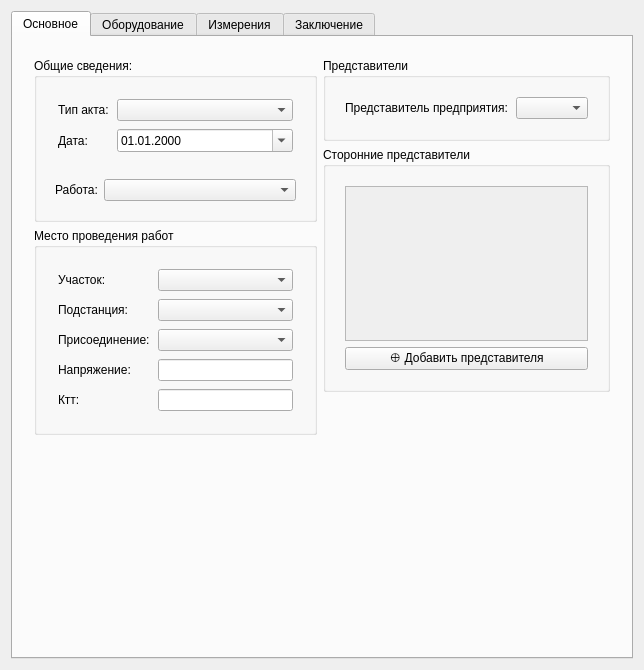
nikola240698/MeteringActs, file ui/createactwidget.ui: the form before one commit.
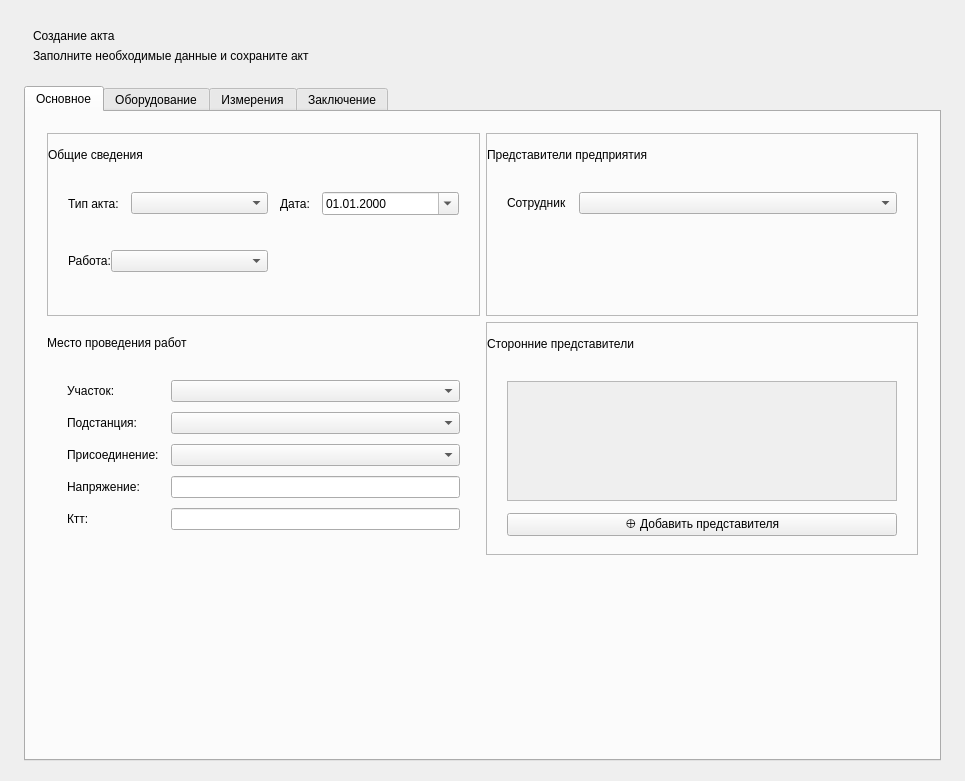
The form after the commit.

```diff
--- a/ui/createactwidget.ui
+++ b/ui/createactwidget.ui
@@ -6,15 +6,67 @@
    <rect>
     <x>0</x>
     <y>0</y>
-    <width>644</width>
-    <height>670</height>
+    <width>965</width>
+    <height>781</height>
    </rect>
   </property>
   <property name="windowTitle">
    <string>CreateActWidget</string>
   </property>
-  <layout class="QGridLayout" name="gridLayout">
-   <item row="0" column="2">
+  <layout class="QVBoxLayout" name="mainLayout">
+   <property name="spacing">
+    <number>14</number>
+   </property>
+   <property name="leftMargin">
+    <number>24</number>
+   </property>
+   <property name="topMargin">
+    <number>20</number>
+   </property>
+   <property name="rightMargin">
+    <number>24</number>
+   </property>
+   <property name="bottomMargin">
+    <number>20</number>
+   </property>
+   <item>
+    <widget class="QWidget" name="pageHeaderWidget" native="true">
+     <layout class="QHBoxLayout" name="pageHeaderLayout">
+      <item>
+       <layout class="QVBoxLayout" name="pageTitlelayout">
+        <item>
+         <widget class="QLabel" name="pageTitleLabel">
+          <property name="text">
+           <string>Создание акта</string>
+          </property>
+         </widget>
+        </item>
+        <item>
+         <widget class="QLabel" name="pageSubtitleLabel">
+          <property name="text">
+           <string>Заполните необходимые данные и сохраните акт</string>
+          </property>
+         </widget>
+        </item>
+       </layout>
+      </item>
+      <item>
+       <spacer name="horizontalSpacer_2">
+        <property name="orientation">
+         <enum>Qt::Orientation::Horizontal</enum>
+        </property>
+        <property name="sizeHint" stdset="0">
+         <size>
+          <width>40</width>
+          <height>20</height>
+         </size>
+        </property>
+       </spacer>
+      </item>
+     </layout>
+    </widget>
+   </item>
+   <item>
     <widget class="QTabWidget" name="actTabWidget">
      <property name="currentIndex">
       <number>0</number>
@@ -41,72 +93,50 @@
        </property>
        <item>
         <widget class="QWidget" name="mainContentWidget" native="true">
-         <layout class="QHBoxLayout" name="horizontalLayout">
-          <item>
-           <layout class="QVBoxLayout" name="mainContentColumn1Lyout">
-            <item>
-             <widget class="QGroupBox" name="generalDataGroupBox">
-              <property name="sizePolicy">
-               <sizepolicy hsizetype="Preferred" vsizetype="Preferred">
-                <horstretch>0</horstretch>
-                <verstretch>0</verstretch>
-               </sizepolicy>
-              </property>
-              <property name="title">
-               <string>Общие сведения:</string>
-              </property>
-              <layout class="QGridLayout" name="gridLayout_8">
-               <item row="0" column="0">
-                <layout class="QGridLayout" name="generalDataGridLayout">
+         <property name="minimumSize">
+          <size>
+           <width>0</width>
+           <height>100</height>
+          </size>
+         </property>
+         <layout class="QGridLayout" name="gridLayout">
+          <item row="2" column="1">
+           <widget class="QFrame" name="locationCard">
+            <property name="minimumSize">
+             <size>
+              <width>0</width>
+              <height>0</height>
+             </size>
+            </property>
+            <property name="frameShape">
+             <enum>QFrame::Shape::NoFrame</enum>
+            </property>
+            <property name="frameShadow">
+             <enum>QFrame::Shadow::Raised</enum>
+            </property>
+            <property name="card" stdset="0">
+             <bool>true</bool>
+            </property>
+            <layout class="QVBoxLayout" name="locationCardLayout">
+             <property name="spacing">
+              <number>0</number>
+             </property>
                  <property name="leftMargin">
-                  <number>12</number>
+              <number>0</number>
                  </property>
                  <property name="topMargin">
-                  <number>12</number>
+              <number>0</number>
                  </property>
                  <property name="rightMargin">
-                  <number>12</number>
+              <number>0</number>
                  </property>
                  <property name="bottomMargin">
-                  <number>12</number>
-                 </property>
-                 <property name="spacing">
-                  <number>8</number>
-                 </property>
-                 <item row="0" column="1">
-                  <widget class="QLabel" name="actTypeLabel">
-                   <property name="text">
-                    <string>Тип акта:</string>
-                   </property>
-                  </widget>
-                 </item>
-                 <item row="1" column="1">
-                  <widget class="QLabel" name="actDateLabel">
-                   <property name="text">
-                    <string>Дата:</string>
-                   </property>
-                  </widget>
-                 </item>
-                 <item row="1" column="2">
-                  <widget class="QDateEdit" name="actDateEdit">
+              <number>0</number>
+             </property>
+             <item>
+              <widget class="QLabel" name="locationCardTitle">
                    <property name="sizePolicy">
-                    <sizepolicy hsizetype="Expanding" vsizetype="Fixed">
-                     <horstretch>0</horstretch>
-                     <verstretch>0</verstretch>
-                    </sizepolicy>
-                   </property>
-                   <property name="displayFormat">
-                    <string>dd.MM.yyyy</string>
-                   </property>
-                   <property name="calendarPopup">
-                    <bool>true</bool>
-                   </property>
-                  </widget>
-                 </item>
-                 <item row="0" column="2">
-                  <widget class="QComboBox" name="actTypeComboBox">
-                   <property name="sizePolicy">
-                    <sizepolicy hsizetype="Expanding" vsizetype="Fixed">
+                <sizepolicy hsizetype="Preferred" vsizetype="Fixed">
                      <horstretch>0</horstretch>
                      <verstretch>0</verstretch>
                     </sizepolicy>
@@ -114,179 +144,397 @@
                    <property name="minimumSize">
                     <size>
                      <width>0</width>
-                     <height>0</height>
-                    </size>
-                   </property>
-                  </widget>
-                 </item>
-                </layout>
-               </item>
-               <item row="1" column="0">
-                <widget class="QWidget" name="workScheduleWidget" native="true">
-                 <layout class="QHBoxLayout" name="horizontalLayout_2">
-                  <item>
-                   <widget class="QLabel" name="workScheduleLabel">
+                 <height>42</height>
+                </size>
+               </property>
+               <property name="maximumSize">
+                <size>
+                 <width>16777215</width>
+                 <height>42</height>
+                </size>
+               </property>
                     <property name="text">
-                     <string>Работа:</string>
-                    </property>
-                   </widget>
-                  </item>
-                  <item>
-                   <widget class="QComboBox" name="workScheduleComboBox">
-                    <property name="sizePolicy">
-                     <sizepolicy hsizetype="Expanding" vsizetype="Fixed">
-                      <horstretch>0</horstretch>
-                      <verstretch>0</verstretch>
-                     </sizepolicy>
-                    </property>
-                   </widget>
-                  </item>
-                 </layout>
-                </widget>
-               </item>
-              </layout>
-             </widget>
-            </item>
-            <item>
-             <widget class="QGroupBox" name="locationGroupBox">
-              <property name="title">
                <string>Место проведения работ</string>
               </property>
-              <layout class="QGridLayout" name="gridLayout_2">
-               <item row="3" column="0">
-                <layout class="QGridLayout" name="loactionGridLayout">
+               <property name="cardTitle" stdset="0">
+                <bool>true</bool>
+               </property>
+              </widget>
+             </item>
+             <item>
+              <widget class="QWidget" name="locationCardBody" native="true">
+               <property name="minimumSize">
+                <size>
+                 <width>0</width>
+                 <height>0</height>
+                </size>
+               </property>
+               <property name="cardBody" stdset="0">
+                <bool>true</bool>
+               </property>
+               <layout class="QFormLayout" name="locationCardBodyLayout">
+                <property name="horizontalSpacing">
+                 <number>12</number>
+                </property>
+                <property name="verticalSpacing">
+                 <number>10</number>
+                </property>
                  <property name="leftMargin">
-                  <number>12</number>
+                 <number>20</number>
                  </property>
                  <property name="topMargin">
-                  <number>12</number>
+                 <number>16</number>
                  </property>
                  <property name="rightMargin">
-                  <number>12</number>
+                 <number>20</number>
                  </property>
                  <property name="bottomMargin">
-                  <number>12</number>
-                 </property>
-                 <property name="spacing">
-                  <number>8</number>
-                 </property>
+                 <number>18</number>
+                </property>
+                <item row="1" column="1">
+                 <widget class="QComboBox" name="areaComboBox"/>
+                </item>
                  <item row="3" column="1">
+                 <widget class="QComboBox" name="substationComboBox"/>
+                </item>
+                <item row="5" column="1">
+                 <widget class="QComboBox" name="connectionComboBox"/>
+                </item>
+                <item row="7" column="1">
                   <widget class="QLineEdit" name="voltageLineEdit">
                    <property name="readOnly">
                     <bool>true</bool>
                    </property>
                   </widget>
                  </item>
-                 <item row="0" column="0">
+                <item row="8" column="1">
+                 <widget class="QLineEdit" name="ctRatioLineEdit">
+                  <property name="readOnly">
+                   <bool>true</bool>
+                  </property>
+                 </widget>
+                </item>
+                <item row="1" column="0">
                   <widget class="QLabel" name="areaLabel">
                    <property name="text">
                     <string>Участок:</string>
                    </property>
                   </widget>
                  </item>
-                 <item row="1" column="0">
+                <item row="3" column="0">
                   <widget class="QLabel" name="substationLabel">
                    <property name="text">
                     <string>Подстанция:</string>
                    </property>
                   </widget>
                  </item>
-                 <item row="2" column="0">
+                <item row="5" column="0">
                   <widget class="QLabel" name="connectionLabel">
                    <property name="text">
                     <string>Присоединение:</string>
                    </property>
                   </widget>
                  </item>
-                 <item row="3" column="0">
+                <item row="7" column="0">
                   <widget class="QLabel" name="voltageLabel">
                    <property name="text">
                     <string>Напряжение:</string>
                    </property>
                   </widget>
                  </item>
-                 <item row="1" column="1">
-                  <widget class="QComboBox" name="substationComboBox"/>
-                 </item>
-                 <item row="0" column="1">
-                  <widget class="QComboBox" name="areaComboBox"/>
-                 </item>
-                 <item row="2" column="1">
-                  <widget class="QComboBox" name="connectionComboBox"/>
-                 </item>
-                 <item row="4" column="0">
+                <item row="8" column="0">
                   <widget class="QLabel" name="ctRatioLabel">
                    <property name="text">
                     <string>Ктт:</string>
                    </property>
                   </widget>
                  </item>
-                 <item row="4" column="1">
-                  <widget class="QLineEdit" name="ctRatioLineEdit">
-                   <property name="readOnly">
-                    <bool>true</bool>
-                   </property>
+               </layout>
                   </widget>
                  </item>
                 </layout>
-               </item>
-              </layout>
-             </widget>
-            </item>
+           </widget>
+          </item>
+          <item row="0" column="1">
+           <widget class="QFrame" name="generalCard">
+            <property name="minimumSize">
+             <size>
+              <width>0</width>
+              <height>0</height>
+             </size>
+            </property>
+            <property name="frameShape">
+             <enum>QFrame::Shape::StyledPanel</enum>
+            </property>
+            <property name="frameShadow">
+             <enum>QFrame::Shadow::Raised</enum>
+            </property>
+            <property name="card" stdset="0">
+             <bool>true</bool>
+            </property>
+            <layout class="QVBoxLayout" name="generalCardLayout" stretch="0,0">
+             <property name="spacing">
+              <number>0</number>
+             </property>
+             <property name="leftMargin">
+              <number>0</number>
+             </property>
+             <property name="topMargin">
+              <number>0</number>
+             </property>
+             <property name="rightMargin">
+              <number>0</number>
+             </property>
+             <property name="bottomMargin">
+              <number>0</number>
+             </property>
             <item>
-             <spacer name="verticalSpacer_5">
-              <property name="orientation">
-               <enum>Qt::Orientation::Vertical</enum>
-              </property>
-              <property name="sizeHint" stdset="0">
+              <widget class="QLabel" name="generalCardTitle">
+               <property name="sizePolicy">
+                <sizepolicy hsizetype="Preferred" vsizetype="Fixed">
+                 <horstretch>0</horstretch>
+                 <verstretch>0</verstretch>
+                </sizepolicy>
+               </property>
+               <property name="minimumSize">
                <size>
-                <width>20</width>
-                <height>40</height>
-               </size>
-              </property>
-             </spacer>
-            </item>
-           </layout>
-          </item>
+                 <width>0</width>
+                 <height>42</height>
+                </size>
+               </property>
+               <property name="maximumSize">
+                <size>
+                 <width>16777215</width>
+                 <height>42</height>
+                </size>
+               </property>
+               <property name="text">
+                <string>Общие сведения</string>
+               </property>
+               <property name="cardTitle" stdset="0">
+                <bool>true</bool>
+               </property>
+              </widget>
+             </item>
           <item>
-           <layout class="QVBoxLayout" name="mainContentColumn2Layout">
-            <item>
-             <widget class="QGroupBox" name="employeeGroupBox">
+              <widget class="QWidget" name="generalCardBody" native="true">
               <property name="sizePolicy">
-               <sizepolicy hsizetype="Preferred" vsizetype="Minimum">
+                <sizepolicy hsizetype="Preferred" vsizetype="Expanding">
                 <horstretch>0</horstretch>
                 <verstretch>0</verstretch>
                </sizepolicy>
               </property>
-              <property name="title">
-               <string>Представители</string>
-              </property>
-              <layout class="QGridLayout" name="gridLayout_4">
-               <item row="1" column="0">
-                <layout class="QGridLayout" name="employeeGridLayout">
+               <property name="cardBody" stdset="0">
+                <bool>true</bool>
+               </property>
+               <layout class="QGridLayout" name="generalCardBodyLayout" columnstretch="0,0,0,0">
                  <property name="leftMargin">
-                  <number>10</number>
+                 <number>20</number>
                  </property>
                  <property name="topMargin">
-                  <number>10</number>
+                 <number>16</number>
                  </property>
                  <property name="rightMargin">
-                  <number>10</number>
+                 <number>20</number>
                  </property>
                  <property name="bottomMargin">
+                 <number>18</number>
+                </property>
+                <property name="horizontalSpacing">
+                 <number>12</number>
+                </property>
+                <property name="verticalSpacing">
                   <number>10</number>
                  </property>
+                <item row="1" column="0" colspan="2">
+                 <widget class="QWidget" name="workScheduleWidget" native="true">
+                  <layout class="QHBoxLayout" name="horizontalLayout_2">
                  <property name="spacing">
-                  <number>8</number>
-                 </property>
+                    <number>0</number>
+                   </property>
+                   <property name="leftMargin">
+                    <number>0</number>
+                   </property>
+                   <property name="topMargin">
+                    <number>0</number>
+                   </property>
+                   <property name="rightMargin">
+                    <number>0</number>
+                   </property>
+                   <property name="bottomMargin">
+                    <number>0</number>
+                   </property>
+                   <item>
+                    <widget class="QLabel" name="workScheduleLabel">
+                     <property name="text">
+                      <string>Работа:</string>
+                     </property>
+                    </widget>
+                   </item>
+                   <item>
+                    <widget class="QComboBox" name="workScheduleComboBox">
+                     <property name="sizePolicy">
+                      <sizepolicy hsizetype="Expanding" vsizetype="Fixed">
+                       <horstretch>0</horstretch>
+                       <verstretch>0</verstretch>
+                      </sizepolicy>
+                     </property>
+                    </widget>
+                   </item>
+                  </layout>
+                 </widget>
+                </item>
+                <item row="0" column="1">
+                 <widget class="QComboBox" name="actTypeComboBox">
+                  <property name="sizePolicy">
+                   <sizepolicy hsizetype="Expanding" vsizetype="Fixed">
+                    <horstretch>0</horstretch>
+                    <verstretch>0</verstretch>
+                   </sizepolicy>
+                  </property>
+                  <property name="minimumSize">
+                   <size>
+                    <width>0</width>
+                    <height>0</height>
+                   </size>
+                  </property>
+                 </widget>
+                </item>
+                <item row="0" column="3">
+                 <widget class="QDateEdit" name="actDateEdit">
+                  <property name="sizePolicy">
+                   <sizepolicy hsizetype="Expanding" vsizetype="Fixed">
+                    <horstretch>0</horstretch>
+                    <verstretch>0</verstretch>
+                   </sizepolicy>
+                  </property>
+                  <property name="displayFormat">
+                   <string>dd.MM.yyyy</string>
+                  </property>
+                  <property name="calendarPopup">
+                   <bool>true</bool>
+                  </property>
+                 </widget>
+                </item>
                  <item row="0" column="0">
+                 <widget class="QLabel" name="actTypeLabel">
+                  <property name="text">
+                   <string>Тип акта:</string>
+                  </property>
+                 </widget>
+                </item>
+                <item row="0" column="2">
+                 <widget class="QLabel" name="actDateLabel">
+                  <property name="text">
+                   <string>Дата:</string>
+                  </property>
+                 </widget>
+                </item>
+               </layout>
+              </widget>
+             </item>
+            </layout>
+           </widget>
+          </item>
+          <item row="0" column="2">
+           <widget class="QFrame" name="employeeCard">
+            <property name="minimumSize">
+             <size>
+              <width>0</width>
+              <height>0</height>
+             </size>
+            </property>
+            <property name="frameShape">
+             <enum>QFrame::Shape::StyledPanel</enum>
+            </property>
+            <property name="frameShadow">
+             <enum>QFrame::Shadow::Raised</enum>
+            </property>
+            <property name="card" stdset="0">
+             <bool>true</bool>
+            </property>
+            <layout class="QVBoxLayout" name="employeeCardLayout">
+             <property name="spacing">
+              <number>0</number>
+             </property>
+             <property name="leftMargin">
+              <number>0</number>
+             </property>
+             <property name="topMargin">
+              <number>0</number>
+             </property>
+             <property name="rightMargin">
+              <number>0</number>
+             </property>
+             <property name="bottomMargin">
+              <number>0</number>
+             </property>
+             <item>
+              <widget class="QLabel" name="employeeCardTitle">
+               <property name="sizePolicy">
+                <sizepolicy hsizetype="Preferred" vsizetype="Fixed">
+                 <horstretch>0</horstretch>
+                 <verstretch>0</verstretch>
+                </sizepolicy>
+               </property>
+               <property name="minimumSize">
+                <size>
+                 <width>0</width>
+                 <height>42</height>
+                </size>
+               </property>
+               <property name="maximumSize">
+                <size>
+                 <width>16777215</width>
+                 <height>42</height>
+                </size>
+               </property>
+               <property name="text">
+                <string>Представители предприятия</string>
+               </property>
+               <property name="cardTitle" stdset="0">
+                <bool>true</bool>
+               </property>
+              </widget>
+             </item>
+             <item>
+              <widget class="QWidget" name="employeeCardBody" native="true">
+               <property name="sizePolicy">
+                <sizepolicy hsizetype="Preferred" vsizetype="Expanding">
+                 <horstretch>0</horstretch>
+                 <verstretch>0</verstretch>
+                </sizepolicy>
+               </property>
+               <property name="cardBody" stdset="0">
+                <bool>true</bool>
+               </property>
+               <layout class="QFormLayout" name="formLayout">
+                <property name="horizontalSpacing">
+                 <number>12</number>
+                </property>
+                <property name="verticalSpacing">
+                 <number>10</number>
+                </property>
+                <property name="leftMargin">
+                 <number>20</number>
+                </property>
+                <property name="topMargin">
+                 <number>16</number>
+                </property>
+                <property name="rightMargin">
+                 <number>20</number>
+                </property>
+                <property name="bottomMargin">
+                 <number>18</number>
+                </property>
+                <item row="1" column="0">
                   <widget class="QLabel" name="emplyeeLabel">
                    <property name="text">
-                    <string>Представитель предприятия:</string>
+                   <string>Сотрудник</string>
                    </property>
                   </widget>
                  </item>
-                 <item row="0" column="1">
+                <item row="1" column="1">
                   <widget class="QComboBox" name="employeeComboBox">
                    <property name="sizePolicy">
                     <sizepolicy hsizetype="Expanding" vsizetype="Fixed">
@@ -297,36 +545,110 @@
                   </widget>
                  </item>
                 </layout>
+              </widget>
                </item>
               </layout>
              </widget>
             </item>
+          <item row="2" column="2">
+           <widget class="QFrame" name="externalRepresentativesCard">
+            <property name="minimumSize">
+             <size>
+              <width>0</width>
+              <height>100</height>
+             </size>
+            </property>
+            <property name="frameShape">
+             <enum>QFrame::Shape::StyledPanel</enum>
+            </property>
+            <property name="frameShadow">
+             <enum>QFrame::Shadow::Raised</enum>
+            </property>
+            <property name="card" stdset="0">
+             <bool>true</bool>
+            </property>
+            <layout class="QVBoxLayout" name="externalrepresentativesCardLayout">
+             <property name="spacing">
+              <number>0</number>
+             </property>
+             <property name="leftMargin">
+              <number>0</number>
+             </property>
+             <property name="topMargin">
+              <number>0</number>
+             </property>
+             <property name="rightMargin">
+              <number>0</number>
+             </property>
+             <property name="bottomMargin">
+              <number>0</number>
+             </property>
             <item>
-             <widget class="QGroupBox" name="externalRepresentativesGroupBox">
-              <property name="title">
+              <widget class="QLabel" name="externalRepresentativesTitle">
+               <property name="sizePolicy">
+                <sizepolicy hsizetype="Preferred" vsizetype="Fixed">
+                 <horstretch>0</horstretch>
+                 <verstretch>0</verstretch>
+                </sizepolicy>
+               </property>
+               <property name="minimumSize">
+                <size>
+                 <width>0</width>
+                 <height>42</height>
+                </size>
+               </property>
+               <property name="maximumSize">
+                <size>
+                 <width>16777215</width>
+                 <height>42</height>
+                </size>
+               </property>
+               <property name="text">
                <string>Сторонние представители</string>
               </property>
-              <layout class="QGridLayout" name="gridLayout_10">
-               <item row="0" column="0">
-                <layout class="QVBoxLayout" name="verticalLayout">
+               <property name="cardTitle" stdset="0">
+                <bool>true</bool>
+               </property>
+              </widget>
+             </item>
+             <item>
+              <widget class="QWidget" name="externalRepresentativesCadBody" native="true">
+               <property name="cardBody" stdset="0">
+                <bool>true</bool>
+               </property>
+               <layout class="QVBoxLayout" name="externalRepresentativesCardBodyLayout">
+                <property name="spacing">
+                 <number>12</number>
+                </property>
                  <property name="leftMargin">
-                  <number>10</number>
+                 <number>20</number>
                  </property>
                  <property name="topMargin">
-                  <number>10</number>
+                 <number>16</number>
                  </property>
                  <property name="rightMargin">
-                  <number>10</number>
+                 <number>20</number>
                  </property>
                  <property name="bottomMargin">
-                  <number>10</number>
+                 <number>18</number>
+                </property>
+                <item>
+                 <layout class="QVBoxLayout" name="scrollVerticalLayout">
+                  <property name="spacing">
+                   <number>0</number>
                  </property>
                  <item>
                   <widget class="QScrollArea" name="scrollArea">
                    <property name="minimumSize">
                     <size>
                      <width>0</width>
-                     <height>0</height>
+                      <height>120</height>
+                     </size>
+                    </property>
+                    <property name="maximumSize">
+                     <size>
+                      <width>16777215</width>
+                      <height>220</height>
                     </size>
                    </property>
                    <property name="widgetResizable">
@@ -337,8 +659,8 @@
                      <rect>
                       <x>0</x>
                       <y>0</y>
-                      <width>253</width>
-                      <height>147</height>
+                       <width>381</width>
+                       <height>162</height>
                      </rect>
                     </property>
                     <layout class="QVBoxLayout" name="verticalLayout_8">
@@ -358,11 +680,6 @@
                       <number>0</number>
                      </property>
                      <item>
-                      <layout class="QVBoxLayout" name="scrollVerticalLayout">
-                       <property name="spacing">
-                        <number>0</number>
-                       </property>
-                       <item>
                         <widget class="QWidget" name="externalRepresentativesContainer" native="true">
                          <property name="minimumSize">
                           <size>
@@ -370,14 +687,30 @@
                            <height>0</height>
                           </size>
                          </property>
-                         <layout class="QVBoxLayout" name="externalRepresentativesContainerLayout"/>
+                        <layout class="QVBoxLayout" name="externalRepresentativesContainerLayout">
+                         <property name="spacing">
+                          <number>12</number>
+                         </property>
+                         <property name="leftMargin">
+                          <number>20</number>
+                         </property>
+                         <property name="topMargin">
+                          <number>16</number>
+                         </property>
+                         <property name="rightMargin">
+                          <number>20</number>
+                         </property>
+                         <property name="bottomMargin">
+                          <number>18</number>
+                         </property>
+                        </layout>
                         </widget>
                        </item>
                       </layout>
-                     </item>
-                    </layout>
-                   </widget>
-                  </widget>
+                    </widget>
+                   </widget>
+                  </item>
+                 </layout>
                  </item>
                  <item>
                   <widget class="QPushButton" name="addExternalRepresentativeButton">
@@ -387,11 +720,12 @@
                   </widget>
                  </item>
                 </layout>
+              </widget>
                </item>
               </layout>
              </widget>
             </item>
-            <item>
+          <item row="3" column="1">
              <spacer name="verticalSpacer">
               <property name="orientation">
                <enum>Qt::Orientation::Vertical</enum>
@@ -404,7 +738,18 @@
               </property>
              </spacer>
             </item>
-           </layout>
+          <item row="3" column="2">
+           <spacer name="verticalSpacer_5">
+            <property name="orientation">
+             <enum>Qt::Orientation::Vertical</enum>
+            </property>
+            <property name="sizeHint" stdset="0">
+             <size>
+              <width>20</width>
+              <height>40</height>
+             </size>
+            </property>
+           </spacer>
           </item>
          </layout>
         </widget>
```
Left out of the diff: 14 changed lines with no effect on the pictures. Lines whose indentation alone changed are shown as unchanged.
